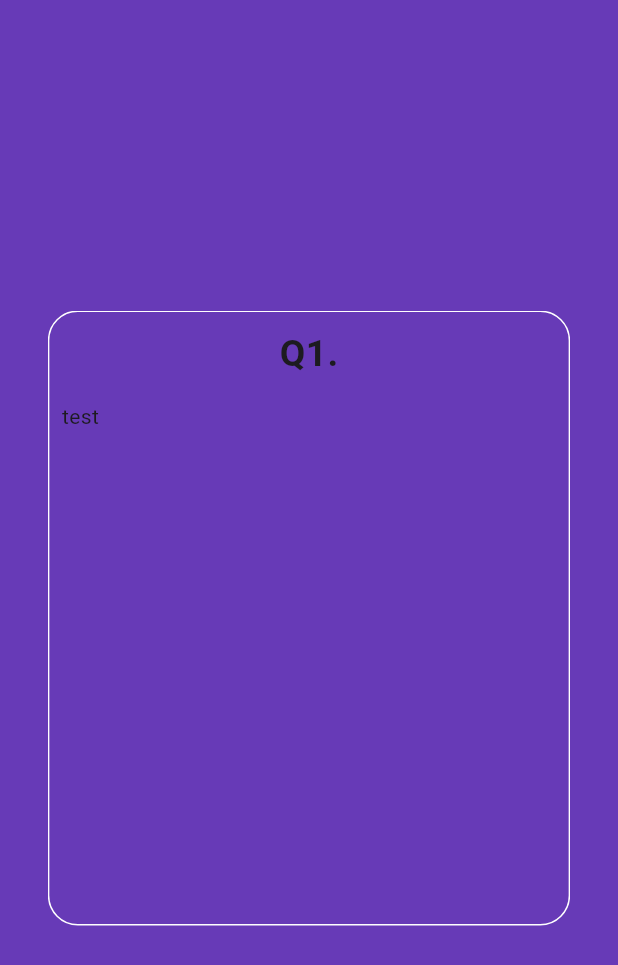
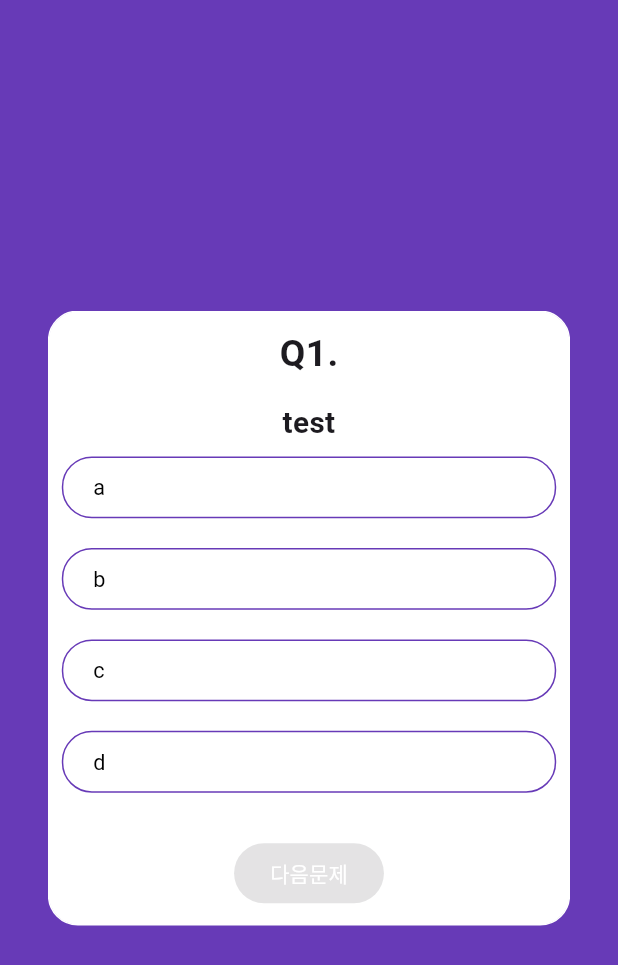
Before and after one commit to MC-Society/FlutterDjangoEx, a Flutter app: the screen it shows after launch, after a tap on "지금 퀴즈 풀기", on a phone screen of 412 x 824 dp. Shown: the top 965 px of the screen. Run offline on Flutter 3.47's test engine with Material 3 defaults, Android fonts, the phone set to English and light mode, and no system bars; drawn by our look-alikes of auto_size_text; our stand-ins replace flutter_swiper_null_safety.

Commit message:
feat : quiz 선지 선택 및 다음 문제 기능 추가

```diff
--- a/flutter_prac/lib/screen/screen_quiz.dart
+++ b/flutter_prac/lib/screen/screen_quiz.dart
@@ -1,5 +1,7 @@
+import 'package:auto_size_text/auto_size_text.dart';
 import 'package:flutter/material.dart';
 import 'package:flutter_prac/model/model_quiz.dart';
+import 'package:flutter_prac/widget/widget_candidate.dart';
 import 'package:flutter_swiper_null_safety/flutter_swiper_null_safety.dart';
 
 class QuizScreen extends StatefulWidget {
@@ -13,6 +15,8 @@
 class _QuizScreenState extends State<QuizScreen> {
   List<int> _answers = [-1, -1, -1];
   List<bool> _answerState = [false, false, false, false];
+  int _currentIndex = 0;
+  SwiperController _controller = SwiperController();
 
   @override
   Widget build(BuildContext context) {
@@ -30,23 +34,23 @@
               width: width * 0.85,
               height: height * 0.5,
               child: Swiper(
+                controller: _controller,
                 physics: NeverScrollableScrollPhysics(),
                 loop: false,
                 itemCount: widget.quizs.length,
                 itemBuilder: (BuildContext context, int index) {
-                  return _buildQuizCard(
-                      widget.quizs[index], width, height, index + 1);
+                  return _buildQuizCard(widget.quizs[index], width, height);
                 },
               ),
             ))));
   }
 
-  Widget _buildQuizCard(
-      Quiz quiz, double width, double height, int _currentIndex) {
+  Widget _buildQuizCard(Quiz quiz, double width, double height) {
     return Container(
       decoration: BoxDecoration(
         borderRadius: BorderRadius.circular(20),
         border: Border.all(color: Colors.white),
+        color: Colors.white,
       ),
       child: Column(
         crossAxisAlignment: CrossAxisAlignment.center,
@@ -54,7 +58,7 @@
           Container(
             padding: EdgeInsets.fromLTRB(0, width * 0.024, 0, width * 0.024),
             child: Text(
-              'Q' + _currentIndex.toString() + '.',
+              'Q' + (_currentIndex + 1).toString() + '.',
               style: TextStyle(
                   fontSize: width * 0.06, fontWeight: FontWeight.bold),
             ),
@@ -62,10 +66,79 @@
           Container(
             width: width * 0.8,
             padding: EdgeInsets.only(top: width * 0.012),
-            child: Text(quiz.title),
+            child: AutoSizeText(
+              quiz.title,
+              textAlign: TextAlign.center,
+              maxLines: 2,
+              style: TextStyle(
+                  fontSize: width * 0.048, fontWeight: FontWeight.bold),
+            ),
+          ),
+          Expanded(
+            child: Container(),
+          ), // 이후 추가되는 위젯들을 아래쪽부터 배치되게 하는 효과
+          Column(
+            children: _buildCandidates(width, quiz),
+          ),
+          Container(
+            padding: EdgeInsets.all(width * 0.024),
+            child: Center(
+              child: ButtonTheme(
+                minWidth: width * 0.5,
+                height: height * 0.05,
+                shape: RoundedRectangleBorder(
+                    borderRadius: BorderRadius.circular(10)),
+                child: ElevatedButton(
+                  onPressed: _answers[_currentIndex] == -1
+                      ? null
+                      : () {
+                          if (_currentIndex == widget.quizs.length - 1) {
+                          } else {
+                            _answerState = [false, false, false, false];
+                            _currentIndex += 1;
+                            _controller.next();
+                          }
+                        },
+                  child: _currentIndex == widget.quizs.length - 1
+                      ? Text('결과보기', style: TextStyle(color: Colors.white))
+                      : Text('다음문제', style: TextStyle(color: Colors.white)),
+                  style: ElevatedButton.styleFrom(
+                      backgroundColor: Colors.deepPurple,
+                      foregroundColor: Colors.white),
+                ),
+              ),
+            ),
           )
         ],
       ),
     );
   }
+
+  List<Widget> _buildCandidates(double width, Quiz quiz) {
+    List<Widget> _children = [];
+    for (int i = 0; i < 4; i++) {
+      print(i);
+      _children.add(CandWidget(
+          index: i,
+          text: quiz.candidates[i],
+          width: width,
+          answerState: _answerState[i],
+          tap: () {
+            setState(() {
+              for (int j = 0; j < 4; j++) {
+                if (i == j) {
+                  _answerState[j] = true;
+                  _answers[_currentIndex] = j;
+                } else {
+                  _answerState[j] = false;
+                }
+                print(j);
+                print(_answerState[j]);
+              }
+            });
+          }));
+      _children.add(Padding(padding: EdgeInsets.all(width * 0.024)));
+    }
+    return _children;
+  }
 }
```
